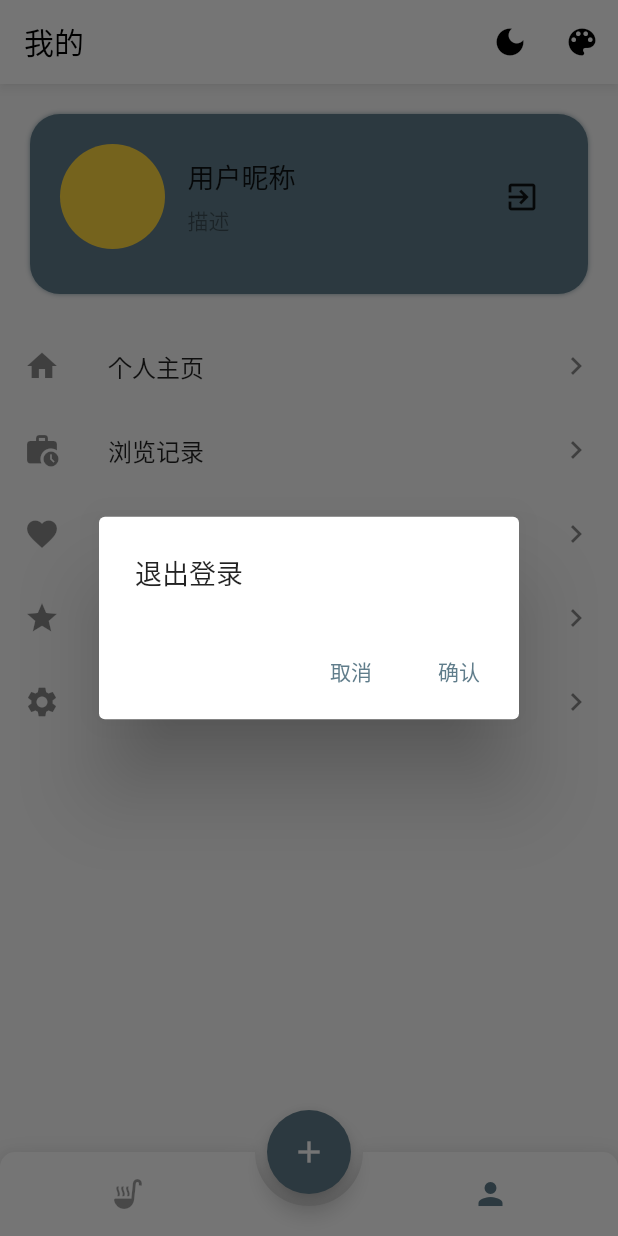
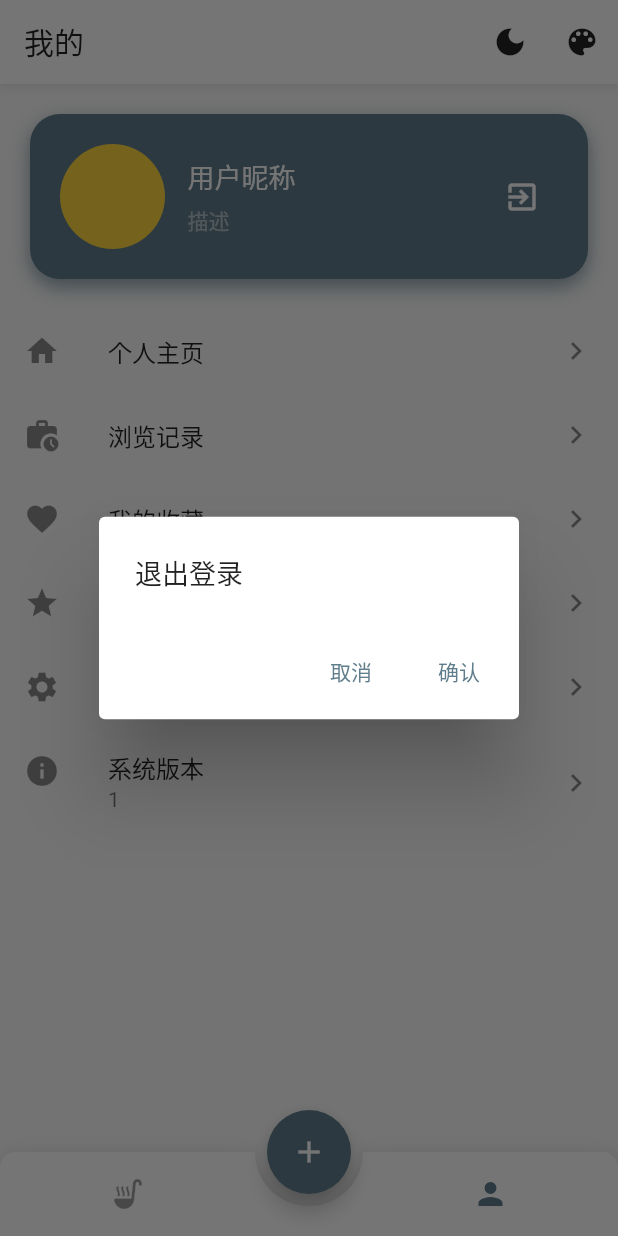
Before and after one commit to hellowmonkey-site/kitchen-flutter, a Flutter app: the screen it shows after launch, item 2 of the bottom bar chosen, after a tap on the "exit to app" icon, on a phone screen of 412 x 824 dp. Run offline on Flutter 3.47's test engine with Material 2 defaults, Android fonts, the phone set to English and light mode, and no system bars; drawn by our look-alikes of animated_bottom_navigation_bar; our stand-ins replace dio, fluttertoast, get, modal_bottom_sheet, shared_preferences.

Commit message:
feat：细节调整

```diff
--- a/lib/layout/main_layout.dart
+++ b/lib/layout/main_layout.dart
@@ -193,7 +193,7 @@ class MainLayout extends StatelessWidget {
             tooltip: '发布新菜谱',
             onPressed: () {
               Get.to(() => const PublishPage(),
-                  fullscreenDialog: true, transition: Transition.cupertinoDialog);
+                  fullscreenDialog: true, transition: Transition.downToUp);
             },
             backgroundColor: Theme.of(context).primaryColor,
             child: const Icon(Icons.add),
--- a/lib/main.dart
+++ b/lib/main.dart
@@ -20,11 +20,13 @@ void main() async {
   AjaxPlugin.init();
 
   //  设置android状态栏背景透明
-  if (Platform.isAndroid) {
-    SystemUiOverlayStyle systemUiOverlayStyle =
-        const SystemUiOverlayStyle(statusBarColor: Colors.transparent);
-    SystemChrome.setSystemUIOverlayStyle(systemUiOverlayStyle);
-  }
+  try {
+    if (Platform.isAndroid) {
+      SystemUiOverlayStyle systemUiOverlayStyle =
+          const SystemUiOverlayStyle(statusBarColor: Colors.transparent);
+      SystemChrome.setSystemUIOverlayStyle(systemUiOverlayStyle);
+    }
+  } catch (e) {}
 
   runApp(MultiProvider(
     providers: [ChangeNotifierProvider.value(value: ThemeProvider())],
@@ -52,7 +54,7 @@ class MainApp extends StatelessWidget {
       theme: ThemeData(
           appBarTheme: const AppBarTheme(
               backgroundColor: Colors.white,
-              foregroundColor: Colors.black,
+              foregroundColor: Colors.black87,
               shadowColor: Colors.black26,
               elevation: 2),
           primaryColor: primarySwatch,
--- a/lib/page/user_page.dart
+++ b/lib/page/user_page.dart
@@ -19,15 +19,18 @@ class UserPage extends StatelessWidget {
           Container(
             decoration: BoxDecoration(
                 boxShadow: [
+                  if (!Get.isDarkMode)
                     BoxShadow(
-                      color: Theme.of(context).primaryColor.withOpacity(0.7),
-                      blurRadius: 2)
+                        color: Theme.of(context).primaryColor.withOpacity(.7),
+                        blurRadius: 10,
+                        offset: const Offset(0, 5))
                 ],
-                color: Theme.of(context).primaryColor,
+                color: Get.isDarkMode
+                    ? Theme.of(context).bottomAppBarColor
+                    : Theme.of(context).primaryColor,
                 borderRadius: BorderRadius.circular(20)),
             margin: const EdgeInsets.all(20),
-            padding:
-                const EdgeInsets.only(top: 20, right: 20, bottom: 30, left: 20),
+            padding: const EdgeInsets.all(20),
             child: Row(
               mainAxisSize: MainAxisSize.max,
               mainAxisAlignment: MainAxisAlignment.start,
@@ -54,9 +57,8 @@ class UserPage extends StatelessWidget {
                             const Text(
                               '用户昵称',
                               maxLines: 1,
-                              style: TextStyle(
-                                fontSize: 18,
-                              ),
+                              style:
+                                  TextStyle(fontSize: 18, color: Colors.white),
                             ),
                             Padding(
                                 padding: const EdgeInsets.only(top: 5),
@@ -64,9 +66,9 @@ class UserPage extends StatelessWidget {
                                   '描述',
                                   maxLines: 2,
                                   style: TextStyle(
-                                    color: Theme.of(context).disabledColor),
+                                    color: Colors.white.withOpacity(0.5),
                                   ),
-                            )
+                                ))
                           ],
                         ),
                       ),
@@ -80,7 +82,10 @@ class UserPage extends StatelessWidget {
                                   }
                                 });
                           },
-                          icon: const Icon(Icons.exit_to_app))
+                          icon: const Icon(
+                            Icons.exit_to_app,
+                            color: Colors.white,
+                          ))
                     ],
                   ),
                 ))
@@ -138,6 +143,15 @@ class UserPage extends StatelessWidget {
                         transition: Transition.cupertino);
                   },
                 ),
+                ListTile(
+                  trailing: const Icon(Icons.chevron_right_outlined),
+                  leading: const Icon(Icons.info),
+                  title: const Text('系统版本'),
+                  subtitle: Text('1'),
+                  onTap: () {
+                    Application.toast('检查更新');
+                  },
+                ),
               ],
             ),
           ))
--- a/lib/plugin/ajax_plugin.dart
+++ b/lib/plugin/ajax_plugin.dart
@@ -24,7 +24,7 @@ class AjaxPlugin {
       if (errno != null && errno != successCode) {
         if (errno == loginError) {
           Get.to(() => const LoginPage(),
-              fullscreenDialog: true, transition: Transition.cupertinoDialog);
+              fullscreenDialog: true, transition: Transition.downToUp);
         }
         return handler.reject(
             DioError(requestOptions: response.requestOptions, error: errMsg));
--- a/pubspec.yaml
+++ b/pubspec.yaml
@@ -52,6 +52,8 @@ dependencies:
   crypto: ^3.0.2
   modal_bottom_sheet: ^2.1.2
   animated_bottom_navigation_bar: ^1.1.0
+  package_info_plus: ^3.0.1
+  url_launcher: ^6.1.6
 
 dev_dependencies:
   flutter_test:
```
Also changed, not shown: pubspec.lock. Lines whose indentation alone changed are shown as unchanged.
